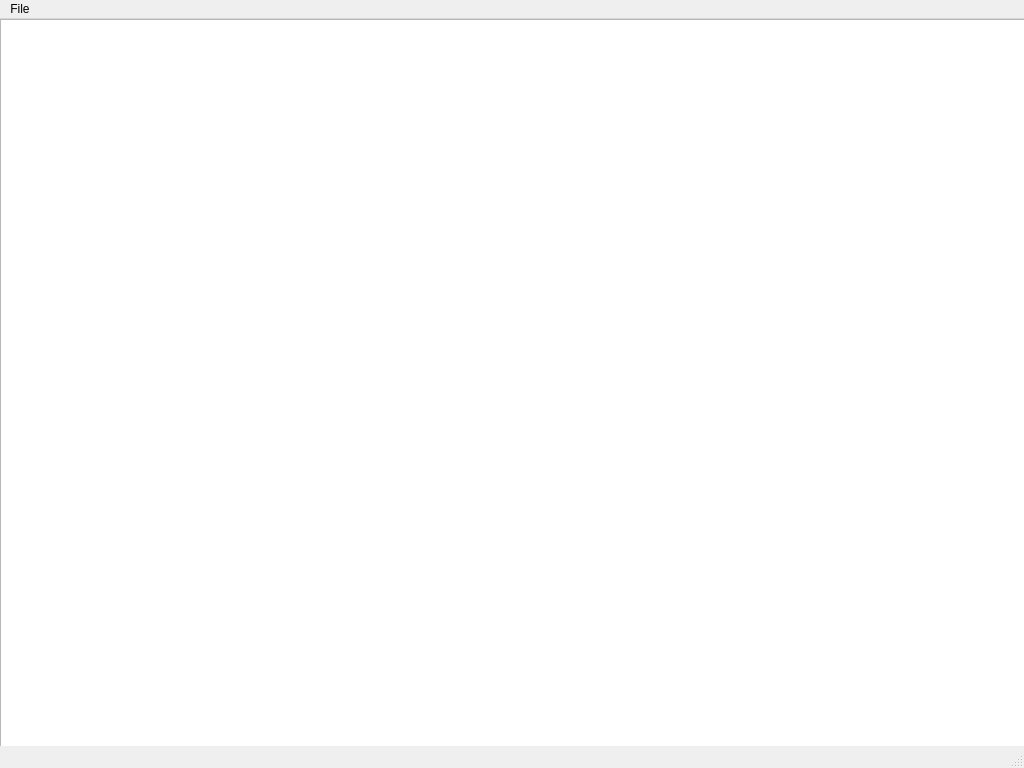
The window that gettingOverIsabelle/gamewindow.ui (zachizac/gettingOverIsabelle) describes before a commit, drawn with Qt 5.
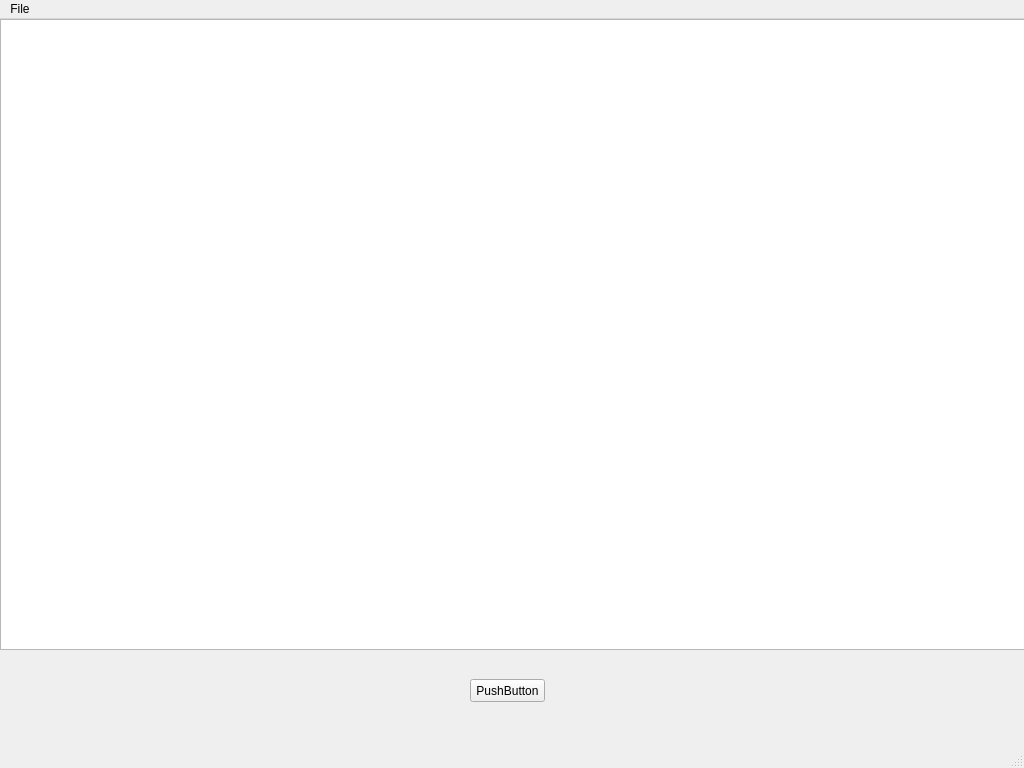
The same window after the commit.

Commit message: Ici on sais pas pk ca fonctionne pas le rectangle devrais bouger ...

The edit to the form file:
```diff
--- a/gettingOverIsabelle/gamewindow.ui
+++ b/gettingOverIsabelle/gamewindow.ui
@@ -20,10 +20,23 @@
       <x>0</x>
       <y>0</y>
       <width>1031</width>
-      <height>741</height>
+      <height>631</height>
      </rect>
     </property>
    </widget>
+   <widget class="QPushButton" name="pushButton">
+    <property name="geometry">
+     <rect>
+      <x>470</x>
+      <y>660</y>
+      <width>75</width>
+      <height>23</height>
+     </rect>
+    </property>
+    <property name="text">
+     <string>PushButton</string>
+    </property>
+   </widget>
   </widget>
   <widget class="QMenuBar" name="menubar">
    <property name="geometry">
```
Left out of the diff: 16 changed lines with no effect on the pictures. The commit also changes 2 other files.
